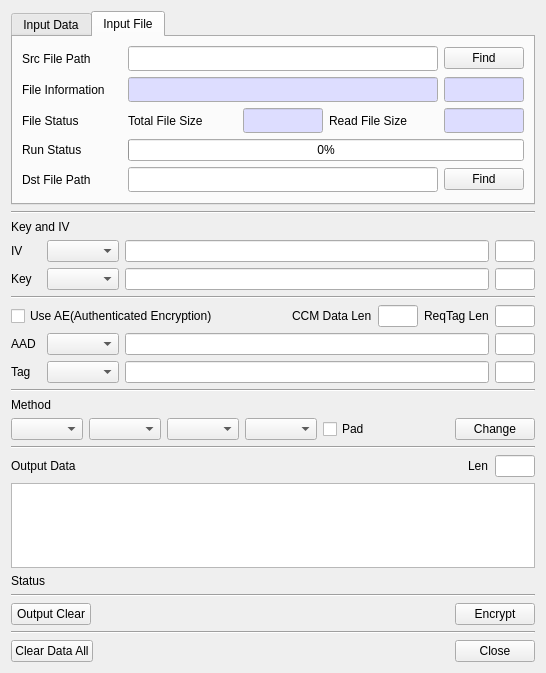
Qt form BerEditor/enc_dec_dlg.ui (jykim74/BerEditor) before a commit.
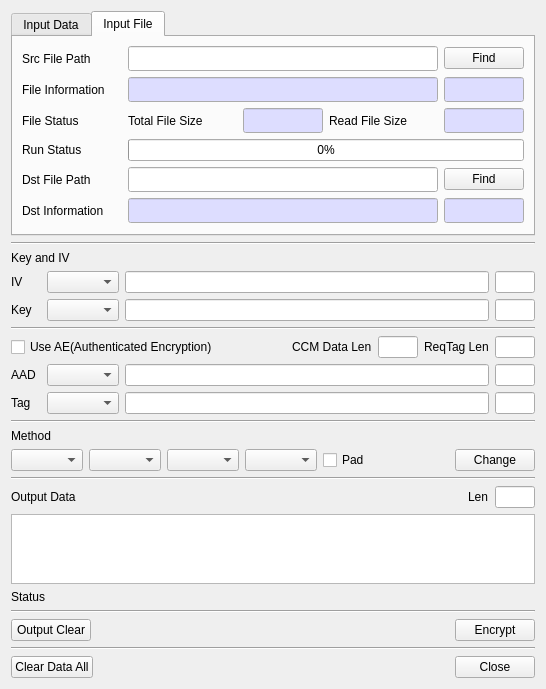
The same form after that commit.

Commit message: UI 개선

Patch:
```diff
--- a/BerEditor/enc_dec_dlg.ui
+++ b/BerEditor/enc_dec_dlg.ui
@@ -562,6 +562,142 @@
          </item>
         </layout>
        </item>
+       <item>
+        <layout class="QGridLayout" name="gridLayout_11">
+         <property name="topMargin">
+          <number>0</number>
+         </property>
+         <item row="0" column="0">
+          <widget class="QLabel" name="label_20">
+           <property name="minimumSize">
+            <size>
+             <width>100</width>
+             <height>0</height>
+            </size>
+           </property>
+           <property name="maximumSize">
+            <size>
+             <width>100</width>
+             <height>16777215</height>
+            </size>
+           </property>
+           <property name="text">
+            <string>Dst Information</string>
+           </property>
+          </widget>
+         </item>
+         <item row="0" column="1">
+          <widget class="QLineEdit" name="mDstFileInfoText">
+           <property name="palette">
+            <palette>
+             <active>
+              <colorrole role="Base">
+               <brush brushstyle="SolidPattern">
+                <color alpha="255">
+                 <red>221</red>
+                 <green>221</green>
+                 <blue>255</blue>
+                </color>
+               </brush>
+              </colorrole>
+             </active>
+             <inactive>
+              <colorrole role="Base">
+               <brush brushstyle="SolidPattern">
+                <color alpha="255">
+                 <red>221</red>
+                 <green>221</green>
+                 <blue>255</blue>
+                </color>
+               </brush>
+              </colorrole>
+             </inactive>
+             <disabled>
+              <colorrole role="Base">
+               <brush brushstyle="SolidPattern">
+                <color alpha="255">
+                 <red>240</red>
+                 <green>240</green>
+                 <blue>240</blue>
+                </color>
+               </brush>
+              </colorrole>
+             </disabled>
+            </palette>
+           </property>
+           <property name="font">
+            <font>
+             <family>굴림체</family>
+            </font>
+           </property>
+           <property name="readOnly">
+            <bool>true</bool>
+           </property>
+          </widget>
+         </item>
+         <item row="0" column="2">
+          <widget class="QLineEdit" name="mDstFileSizeText">
+           <property name="minimumSize">
+            <size>
+             <width>80</width>
+             <height>0</height>
+            </size>
+           </property>
+           <property name="maximumSize">
+            <size>
+             <width>80</width>
+             <height>16777215</height>
+            </size>
+           </property>
+           <property name="palette">
+            <palette>
+             <active>
+              <colorrole role="Base">
+               <brush brushstyle="SolidPattern">
+                <color alpha="255">
+                 <red>221</red>
+                 <green>221</green>
+                 <blue>255</blue>
+                </color>
+               </brush>
+              </colorrole>
+             </active>
+             <inactive>
+              <colorrole role="Base">
+               <brush brushstyle="SolidPattern">
+                <color alpha="255">
+                 <red>221</red>
+                 <green>221</green>
+                 <blue>255</blue>
+                </color>
+               </brush>
+              </colorrole>
+             </inactive>
+             <disabled>
+              <colorrole role="Base">
+               <brush brushstyle="SolidPattern">
+                <color alpha="255">
+                 <red>240</red>
+                 <green>240</green>
+                 <blue>240</blue>
+                </color>
+               </brush>
+              </colorrole>
+             </disabled>
+            </palette>
+           </property>
+           <property name="font">
+            <font>
+             <family>굴림체</family>
+            </font>
+           </property>
+           <property name="readOnly">
+            <bool>true</bool>
+           </property>
+          </widget>
+         </item>
+        </layout>
+       </item>
        <item>
         <spacer name="verticalSpacer">
          <property name="orientation">
```
The commit also changes 5 other files.
